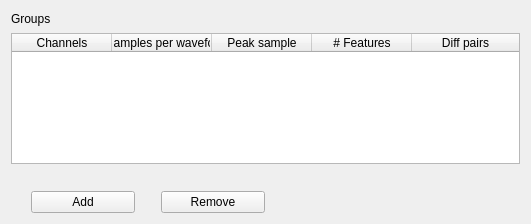
Old version of the form src/ndmanager/src/spikelayout.ui in the repository Gravios/neurosuite-3.
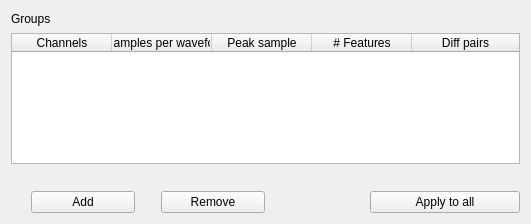
New version of the form.

Commit message: ndmanager: add an "Apply to all groups" button to the spike-groups page

What changed in the file:
```diff
--- a/src/ndmanager/src/spikelayout.ui
+++ b/src/ndmanager/src/spikelayout.ui
@@ -181,6 +181,31 @@
          </property>
         </widget>
        </item>
+       <item row="0" column="5">
+        <widget class="QPushButton" name="applyToAllButton">
+         <property name="sizePolicy">
+          <sizepolicy hsizetype="Fixed" vsizetype="Fixed">
+           <horstretch>0</horstretch>
+           <verstretch>0</verstretch>
+          </sizepolicy>
+         </property>
+         <property name="minimumSize">
+          <size>
+           <width>150</width>
+           <height>0</height>
+          </size>
+         </property>
+         <property name="maximumSize">
+          <size>
+           <width>150</width>
+           <height>32767</height>
+          </size>
+         </property>
+         <property name="text">
+          <string>Apply to all</string>
+         </property>
+        </widget>
+       </item>
       </layout>
      </item>
      <item row="2" column="0">
```
The commit also changes 2 other files.
